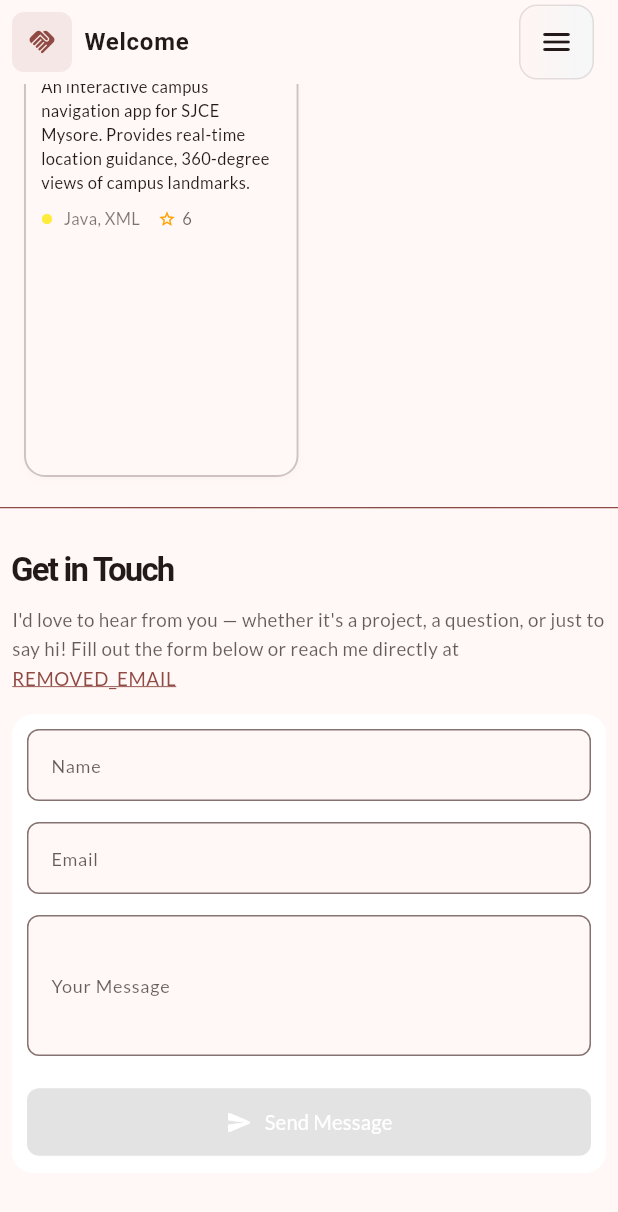
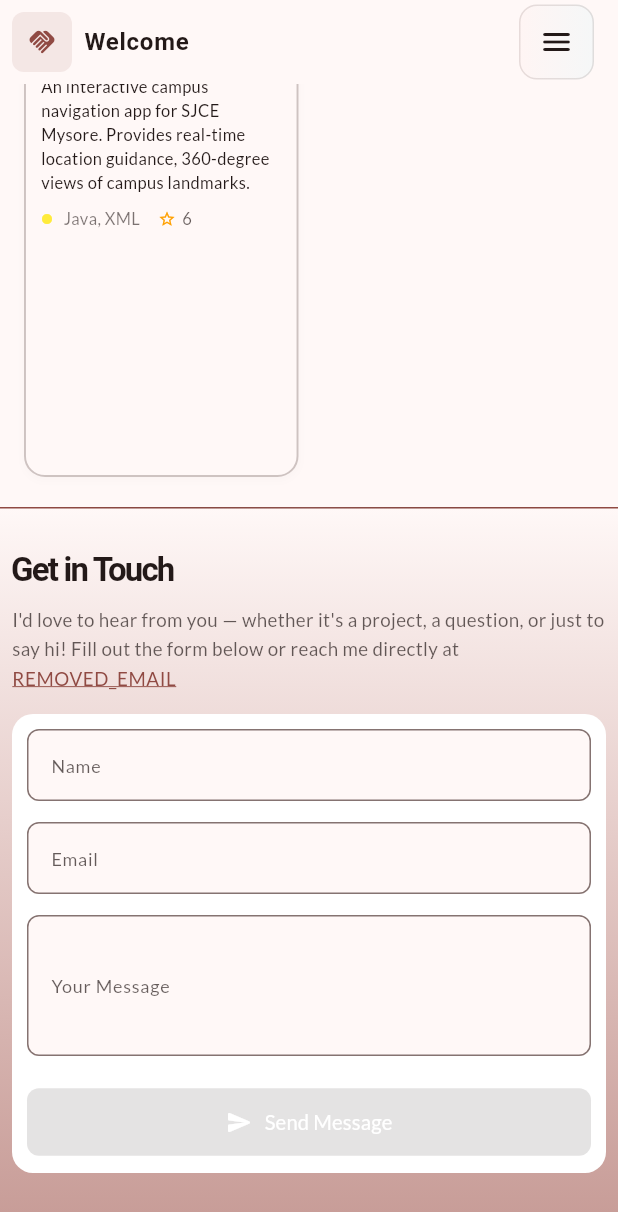
Before and after one commit to vishnusukumar14/portfolio, a Flutter app: the screen it shows after launch, after a tap on "Get In Touch", on a phone screen of 412 x 824 dp. Shown: the top 1212 px of the screen. Run offline on Flutter 3.47's test engine with Material 3 defaults, Android fonts, the phone set to English and light mode, and no system bars; our stand-ins replace cloud_firestore, firebase_core, flutter_svg, google_fonts, web; accounts and stored records are empty; generated files the repository leaves out were written again; network calls fail; Roboto replaces fonts that are missing (Arvo).

Commit message:
Minor fixes

```diff
--- a/lib/pages/home/sections/contact_section.dart
+++ b/lib/pages/home/sections/contact_section.dart
@@ -125,7 +125,7 @@ class _ContactSectionWidgetState extends State<ContactSectionWidget> {
         final buttonFontSize = isMobile ? 13.5 : 16.0;
 
         return Container(
-          color: colorScheme.surface,
+          // color: colorScheme.surface,
           width: double.infinity,
           padding: EdgeInsets.symmetric(
             vertical: boxPaddingV,
--- a/lib/widgets/internship_card_widget.dart
+++ b/lib/widgets/internship_card_widget.dart
@@ -159,7 +159,8 @@ class InternshipCard extends StatelessWidget {
             ],
           ),
           child: Row(
-            crossAxisAlignment: CrossAxisAlignment.start,
+            crossAxisAlignment: CrossAxisAlignment.center,
+            mainAxisAlignment: MainAxisAlignment.center,
             children: [
               /// Left section (75%)
               Expanded(
```
Also changed, not shown: lib/core/contents.dart (+4 -3 lines).
